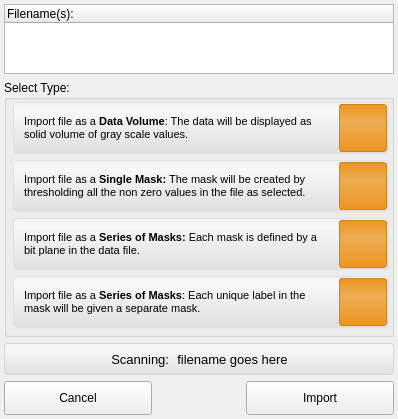
SCIInstitute/Seg3D, file src/Interface/AppInterface/LayerImporterWidget.ui: the form before one commit.
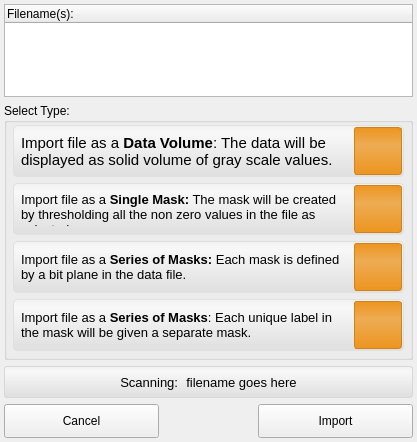
The form after the commit. Icons and pictures are not drawn.

Commit message: fix layerimporterwizard for mac

The edit to the form file:
```diff
--- a/src/Interface/AppInterface/LayerImporterWidget.ui
+++ b/src/Interface/AppInterface/LayerImporterWidget.ui
@@ -6,8 +6,8 @@
    <rect>
     <x>0</x>
     <y>0</y>
-    <width>398</width>
-    <height>412</height>
+    <width>417</width>
+    <height>442</height>
    </rect>
   </property>
   <property name="minimumSize">
@@ -18,7 +18,7 @@
   </property>
   <property name="maximumSize">
    <size>
-    <width>398</width>
+    <width>16777215</width>
     <height>16777215</height>
    </size>
   </property>
@@ -249,6 +249,9 @@
          </size>
         </property>
         <layout class="QHBoxLayout" name="horizontalLayout_5">
+         <property name="spacing">
+          <number>4</number>
+         </property>
          <property name="margin">
           <number>2</number>
          </property>
@@ -261,14 +264,17 @@
             </size>
            </property>
            <layout class="QHBoxLayout" name="horizontalLayout_6">
+            <property name="margin">
+             <number>6</number>
+            </property>
             <item>
              <widget class="QLabel" name="label">
               <property name="text">
                <string>&lt;!DOCTYPE HTML PUBLIC &quot;-//W3C//DTD HTML 4.0//EN&quot; &quot;http://www.w3.org/TR/REC-html40/strict.dtd&quot;&gt;
 &lt;html&gt;&lt;head&gt;&lt;meta name=&quot;qrichtext&quot; content=&quot;1&quot; /&gt;&lt;style type=&quot;text/css&quot;&gt;
 p, li { white-space: pre-wrap; }
-&lt;/style&gt;&lt;/head&gt;&lt;body style=&quot; font-family:'MS Shell Dlg 2'; font-size:8.25pt; font-weight:400; font-style:normal;&quot;&gt;
-&lt;p style=&quot; margin-top:0px; margin-bottom:0px; margin-left:0px; margin-right:0px; -qt-block-indent:0; text-indent:0px;&quot;&gt;&lt;span style=&quot; font-family:'Lucida Grande'; font-size:8pt;&quot;&gt;Import file as a &lt;/span&gt;&lt;span style=&quot; font-family:'Lucida Grande'; font-size:8pt; font-weight:600;&quot;&gt;Data Volume&lt;/span&gt;&lt;span style=&quot; font-family:'Lucida Grande'; font-size:8pt;&quot;&gt;: The data will be displayed as solid volume of gray scale values. &lt;/span&gt;&lt;/p&gt;&lt;/body&gt;&lt;/html&gt;</string>
+&lt;/style&gt;&lt;/head&gt;&lt;body style=&quot; font-family:'Lucida Grande'; font-size:13pt; font-weight:400; font-style:normal;&quot;&gt;
+&lt;p style=&quot; margin-top:0px; margin-bottom:0px; margin-left:0px; margin-right:0px; -qt-block-indent:0; text-indent:0px;&quot;&gt;&lt;span style=&quot; font-size:11pt;&quot;&gt;Import file as a &lt;/span&gt;&lt;span style=&quot; font-size:11pt; font-weight:600;&quot;&gt;Data Volume&lt;/span&gt;&lt;span style=&quot; font-size:11pt;&quot;&gt;: The data will be displayed as solid volume of gray scale values. &lt;/span&gt;&lt;/p&gt;&lt;/body&gt;&lt;/html&gt;</string>
               </property>
               <property name="textFormat">
                <enum>Qt::RichText</enum>
@@ -346,6 +352,9 @@
          </size>
         </property>
         <layout class="QHBoxLayout" name="horizontalLayout_12">
+         <property name="spacing">
+          <number>4</number>
+         </property>
          <property name="margin">
           <number>2</number>
          </property>
@@ -358,14 +367,17 @@
             </size>
            </property>
            <layout class="QHBoxLayout" name="horizontalLayout_7">
+            <property name="margin">
+             <number>6</number>
+            </property>
             <item>
              <widget class="QLabel" name="label_2">
               <property name="text">
                <string>&lt;!DOCTYPE HTML PUBLIC &quot;-//W3C//DTD HTML 4.0//EN&quot; &quot;http://www.w3.org/TR/REC-html40/strict.dtd&quot;&gt;
 &lt;html&gt;&lt;head&gt;&lt;meta name=&quot;qrichtext&quot; content=&quot;1&quot; /&gt;&lt;style type=&quot;text/css&quot;&gt;
 p, li { white-space: pre-wrap; }
-&lt;/style&gt;&lt;/head&gt;&lt;body style=&quot; font-family:'MS Shell Dlg 2'; font-size:8.25pt; font-weight:400; font-style:normal;&quot;&gt;
-&lt;p style=&quot; margin-top:0px; margin-bottom:0px; margin-left:0px; margin-right:0px; -qt-block-indent:0; text-indent:0px;&quot;&gt;&lt;span style=&quot; font-family:'Lucida Grande'; font-size:8pt;&quot;&gt;Import file as a &lt;/span&gt;&lt;span style=&quot; font-family:'Lucida Grande'; font-size:8pt; font-weight:600;&quot;&gt;Single Mask:&lt;/span&gt;&lt;span style=&quot; font-family:'Lucida Grande'; font-size:8pt;&quot;&gt; The mask will be created by thresholding all the non zero values in the file as selected.&lt;/span&gt;&lt;/p&gt;&lt;/body&gt;&lt;/html&gt;</string>
+&lt;/style&gt;&lt;/head&gt;&lt;body style=&quot; font-family:'Lucida Grande'; font-size:13pt; font-weight:400; font-style:normal;&quot;&gt;
+&lt;p style=&quot; margin-top:0px; margin-bottom:0px; margin-left:0px; margin-right:0px; -qt-block-indent:0; text-indent:0px;&quot;&gt;&lt;span style=&quot; font-size:10pt;&quot;&gt;Import file as a &lt;/span&gt;&lt;span style=&quot; font-size:10pt; font-weight:600;&quot;&gt;Single Mask:&lt;/span&gt;&lt;span style=&quot; font-size:10pt;&quot;&gt; The mask will be created by thresholding all the non zero values in the file as selected.&lt;/span&gt;&lt;/p&gt;&lt;/body&gt;&lt;/html&gt;</string>
               </property>
               <property name="textFormat">
                <enum>Qt::RichText</enum>
@@ -443,6 +455,9 @@
          </size>
         </property>
         <layout class="QHBoxLayout" name="horizontalLayout_11">
+         <property name="spacing">
+          <number>4</number>
+         </property>
          <property name="margin">
           <number>2</number>
          </property>
@@ -455,14 +470,17 @@
             </size>
            </property>
            <layout class="QHBoxLayout" name="horizontalLayout_9">
+            <property name="margin">
+             <number>6</number>
+            </property>
             <item>
              <widget class="QLabel" name="label_4">
               <property name="text">
                <string>&lt;!DOCTYPE HTML PUBLIC &quot;-//W3C//DTD HTML 4.0//EN&quot; &quot;http://www.w3.org/TR/REC-html40/strict.dtd&quot;&gt;
 &lt;html&gt;&lt;head&gt;&lt;meta name=&quot;qrichtext&quot; content=&quot;1&quot; /&gt;&lt;style type=&quot;text/css&quot;&gt;
 p, li { white-space: pre-wrap; }
-&lt;/style&gt;&lt;/head&gt;&lt;body style=&quot; font-family:'MS Shell Dlg 2'; font-size:8.25pt; font-weight:400; font-style:normal;&quot;&gt;
-&lt;p style=&quot; margin-top:0px; margin-bottom:0px; margin-left:0px; margin-right:0px; -qt-block-indent:0; text-indent:0px;&quot;&gt;&lt;span style=&quot; font-family:'Lucida Grande'; font-size:8pt;&quot;&gt;Import file as a &lt;/span&gt;&lt;span style=&quot; font-family:'Lucida Grande'; font-size:8pt; font-weight:600;&quot;&gt;Series of Masks:&lt;/span&gt;&lt;span style=&quot; font-family:'Lucida Grande'; font-size:8pt;&quot;&gt; Each mask is defined by a bit plane in the data file.&lt;/span&gt;&lt;/p&gt;&lt;/body&gt;&lt;/html&gt;</string>
+&lt;/style&gt;&lt;/head&gt;&lt;body style=&quot; font-family:'Lucida Grande'; font-size:13pt; font-weight:400; font-style:normal;&quot;&gt;
+&lt;p style=&quot; margin-top:0px; margin-bottom:0px; margin-left:0px; margin-right:0px; -qt-block-indent:0; text-indent:0px;&quot;&gt;&lt;span style=&quot; font-size:10pt;&quot;&gt;Import file as a &lt;/span&gt;&lt;span style=&quot; font-size:10pt; font-weight:600;&quot;&gt;Series of Masks:&lt;/span&gt;&lt;span style=&quot; font-size:10pt;&quot;&gt; Each mask is defined by a bit plane in the data file.&lt;/span&gt;&lt;/p&gt;&lt;/body&gt;&lt;/html&gt;</string>
               </property>
               <property name="textFormat">
                <enum>Qt::RichText</enum>
@@ -540,6 +558,9 @@
          </size>
         </property>
         <layout class="QHBoxLayout" name="horizontalLayout_10">
+         <property name="spacing">
+          <number>4</number>
+         </property>
          <property name="margin">
           <number>2</number>
          </property>
@@ -552,14 +573,17 @@
             </size>
            </property>
            <layout class="QHBoxLayout" name="horizontalLayout_8">
+            <property name="margin">
+             <number>6</number>
+            </property>
             <item>
              <widget class="QLabel" name="label_3">
               <property name="text">
                <string>&lt;!DOCTYPE HTML PUBLIC &quot;-//W3C//DTD HTML 4.0//EN&quot; &quot;http://www.w3.org/TR/REC-html40/strict.dtd&quot;&gt;
 &lt;html&gt;&lt;head&gt;&lt;meta name=&quot;qrichtext&quot; content=&quot;1&quot; /&gt;&lt;style type=&quot;text/css&quot;&gt;
 p, li { white-space: pre-wrap; }
-&lt;/style&gt;&lt;/head&gt;&lt;body style=&quot; font-family:'MS Shell Dlg 2'; font-size:8.25pt; font-weight:400; font-style:normal;&quot;&gt;
-&lt;p style=&quot; margin-top:0px; margin-bottom:0px; margin-left:0px; margin-right:0px; -qt-block-indent:0; text-indent:0px;&quot;&gt;&lt;span style=&quot; font-family:'Lucida Grande'; font-size:8pt;&quot;&gt;Import file as a &lt;/span&gt;&lt;span style=&quot; font-family:'Lucida Grande'; font-size:8pt; font-weight:600;&quot;&gt;Series of Masks&lt;/span&gt;&lt;span style=&quot; font-family:'Lucida Grande'; font-size:8pt;&quot;&gt;: Each unique label in the mask will be given a separate mask.&lt;/span&gt;&lt;/p&gt;&lt;/body&gt;&lt;/html&gt;</string>
+&lt;/style&gt;&lt;/head&gt;&lt;body style=&quot; font-family:'Lucida Grande'; font-size:13pt; font-weight:400; font-style:normal;&quot;&gt;
+&lt;p style=&quot; margin-top:0px; margin-bottom:0px; margin-left:0px; margin-right:0px; -qt-block-indent:0; text-indent:0px;&quot;&gt;&lt;span style=&quot; font-size:10pt;&quot;&gt;Import file as a &lt;/span&gt;&lt;span style=&quot; font-size:10pt; font-weight:600;&quot;&gt;Series of Masks&lt;/span&gt;&lt;span style=&quot; font-size:10pt;&quot;&gt;: Each unique label in the mask will be given a separate mask.&lt;/span&gt;&lt;/p&gt;&lt;/body&gt;&lt;/html&gt;</string>
               </property>
               <property name="textFormat">
                <enum>Qt::RichText</enum>
```
